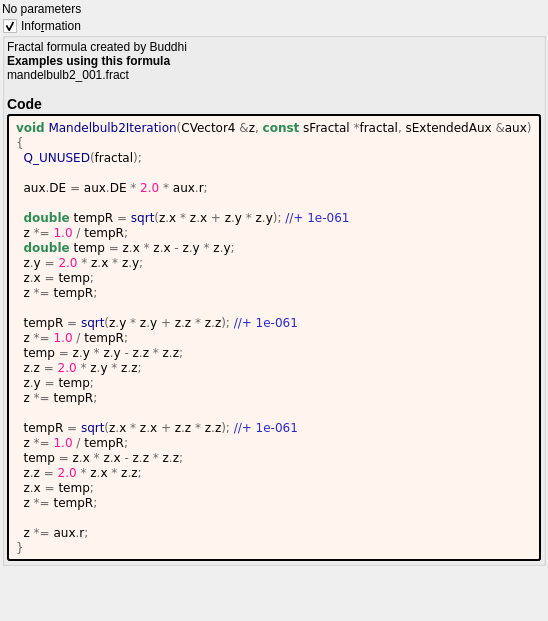
First picture: the form in mandelbulber2/formula/ui/mandelbulb2.ui, repository buddhi1980/mandelbulber2, before the edit.
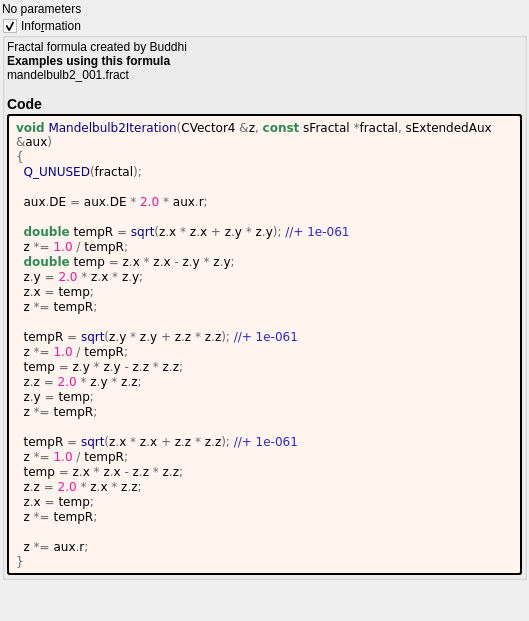
Second picture: the form after the edit. Custom widgets are drawn as their Qt base class.

Patch:
```diff
--- a/mandelbulber2/formula/ui/mandelbulb2.ui
+++ b/mandelbulber2/formula/ui/mandelbulb2.ui
@@ -88,7 +88,7 @@
         </property>
         <property name="text">
          <string notr="true">&lt;body style=&quot;background-color:#fff5ee&quot;&gt;
-&lt;pre style=&quot;color:#000000; background-color:#fff5ee;  font-family:&#039;Courier New&#039;,monospace;&quot;&gt;&lt;span style=&quot;color:#2e8b57; font-weight:bold&quot;&gt;void&lt;/span&gt; &lt;span style=&quot;color:#00008f&quot;&gt;Mandelbulb2Iteration&lt;/span&gt;&lt;span style=&quot;color:#676767&quot;&gt;(&lt;/span&gt;CVector4 &lt;span style=&quot;color:#676767&quot;&gt;&amp;amp;&lt;/span&gt;z&lt;span style=&quot;color:#676767&quot;&gt;,&lt;/span&gt; &lt;span style=&quot;color:#2e8b57; font-weight:bold&quot;&gt;const&lt;/span&gt; sFractal &lt;span style=&quot;color:#676767&quot;&gt;*&lt;/span&gt;fractal&lt;span style=&quot;color:#676767&quot;&gt;,&lt;/span&gt; sExtendedAux &lt;span style=&quot;color:#676767&quot;&gt;&amp;amp;&lt;/span&gt;aux&lt;span style=&quot;color:#676767&quot;&gt;)&lt;/span&gt;
+&lt;pre style=&quot;color:#000000; background-color:#fff5ee;  font-family:&#039;Courier New&#039;,monospace;white-space: pre-wrap;&quot;&gt;&lt;span style=&quot;color:#2e8b57; font-weight:bold&quot;&gt;void&lt;/span&gt; &lt;span style=&quot;color:#00008f&quot;&gt;Mandelbulb2Iteration&lt;/span&gt;&lt;span style=&quot;color:#676767&quot;&gt;(&lt;/span&gt;CVector4 &lt;span style=&quot;color:#676767&quot;&gt;&amp;amp;&lt;/span&gt;z&lt;span style=&quot;color:#676767&quot;&gt;,&lt;/span&gt; &lt;span style=&quot;color:#2e8b57; font-weight:bold&quot;&gt;const&lt;/span&gt; sFractal &lt;span style=&quot;color:#676767&quot;&gt;*&lt;/span&gt;fractal&lt;span style=&quot;color:#676767&quot;&gt;,&lt;/span&gt; sExtendedAux &lt;span style=&quot;color:#676767&quot;&gt;&amp;amp;&lt;/span&gt;aux&lt;span style=&quot;color:#676767&quot;&gt;)&lt;/span&gt;
 &lt;span style=&quot;color:#676767&quot;&gt;{&lt;/span&gt;
   &lt;span style=&quot;color:#00008f&quot;&gt;Q_UNUSED&lt;/span&gt;&lt;span style=&quot;color:#676767&quot;&gt;(&lt;/span&gt;fractal&lt;span style=&quot;color:#676767&quot;&gt;);&lt;/span&gt;
 
```
